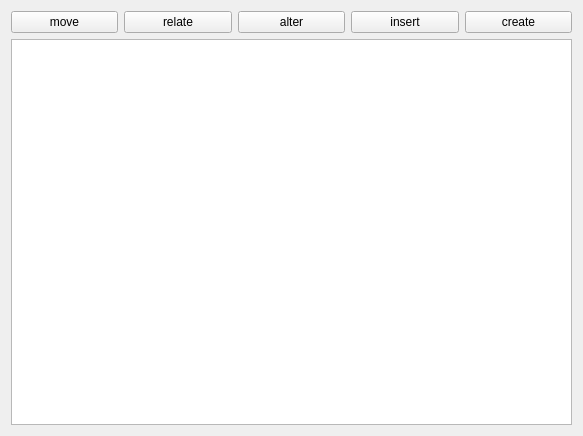
This is src/schema2/schema2view.ui in mugiseyebrows/mugi-query as Qt 5 draws it before an edit. The edited form follows.
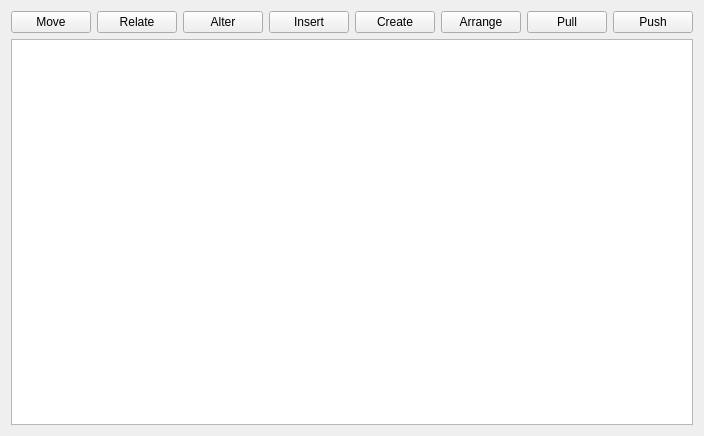
This is the edited form.

```diff
--- a/src/schema2/schema2view.ui
+++ b/src/schema2/schema2view.ui
@@ -6,7 +6,7 @@
    <rect>
     <x>0</x>
     <y>0</y>
-    <width>583</width>
+    <width>617</width>
     <height>436</height>
    </rect>
   </property>
@@ -19,7 +19,7 @@
      <item>
       <widget class="QPushButton" name="move">
        <property name="text">
-        <string>move</string>
+        <string>Move</string>
        </property>
        <property name="checkable">
         <bool>true</bool>
@@ -29,7 +29,7 @@
      <item>
       <widget class="QPushButton" name="relate">
        <property name="text">
-        <string>relate</string>
+        <string>Relate</string>
        </property>
        <property name="checkable">
         <bool>true</bool>
@@ -39,7 +39,7 @@
      <item>
       <widget class="QPushButton" name="alter">
        <property name="text">
-        <string>alter</string>
+        <string>Alter</string>
        </property>
        <property name="checkable">
         <bool>true</bool>
@@ -49,7 +49,7 @@
      <item>
       <widget class="QPushButton" name="insert">
        <property name="text">
-        <string>insert</string>
+        <string>Insert</string>
        </property>
        <property name="checkable">
         <bool>true</bool>
@@ -59,7 +59,28 @@
      <item>
       <widget class="QPushButton" name="create">
        <property name="text">
-        <string>create</string>
+        <string>Create</string>
+       </property>
+      </widget>
+     </item>
+     <item>
+      <widget class="QPushButton" name="arrange">
+       <property name="text">
+        <string>Arrange</string>
+       </property>
+      </widget>
+     </item>
+     <item>
+      <widget class="QPushButton" name="pull">
+       <property name="text">
+        <string>Pull</string>
+       </property>
+      </widget>
+     </item>
+     <item>
+      <widget class="QPushButton" name="push">
+       <property name="text">
+        <string>Push</string>
        </property>
       </widget>
      </item>
```
